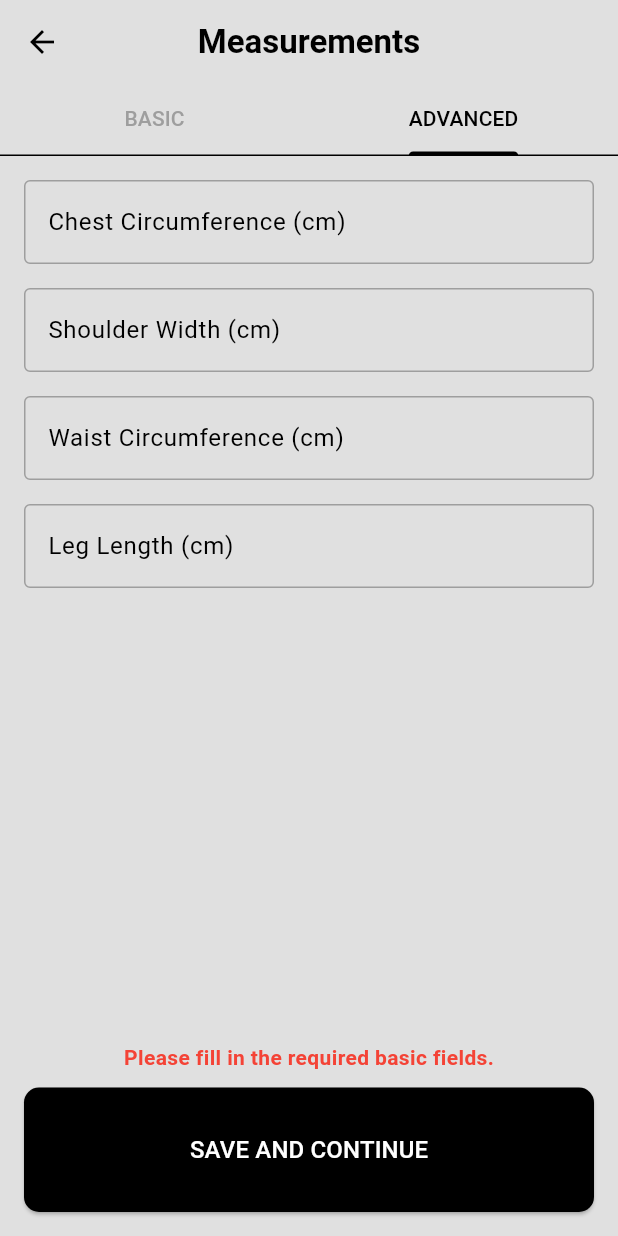
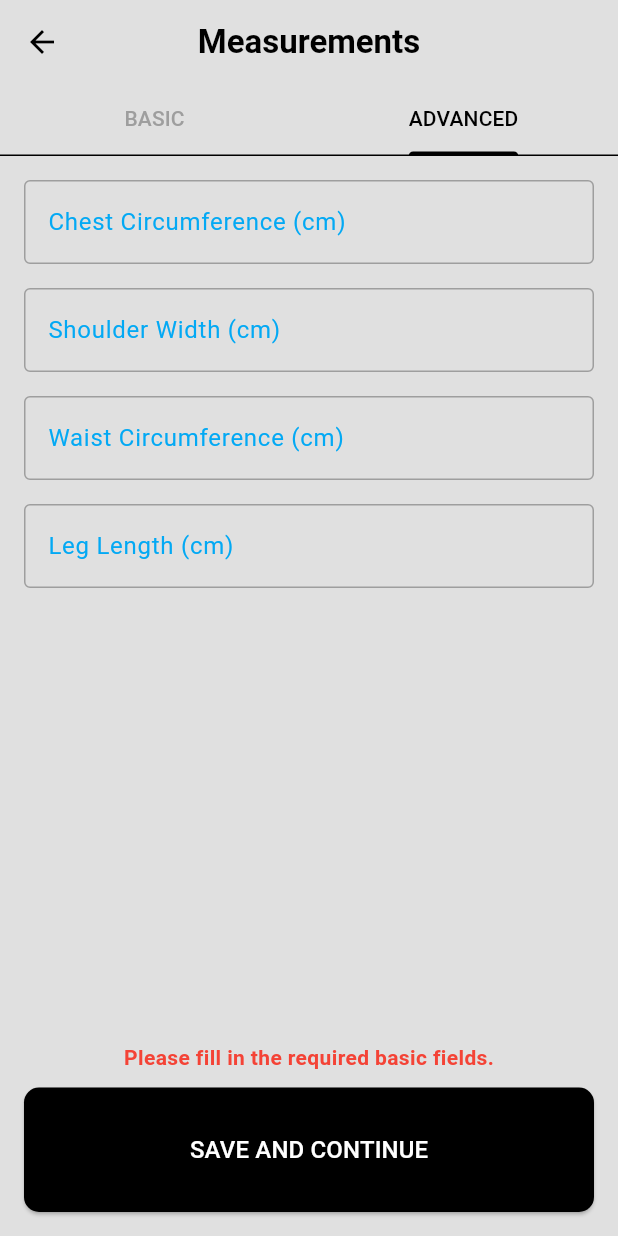
Before and after one commit to cylitude/FYP, a Flutter app: the BodyMeasurementPage screen opened by its route, tab 2 chosen, after a tap on "SAVE AND CONTINUE", on a phone screen of 412 x 824 dp. Run offline on Flutter 3.47's test engine with Material 3 defaults, Android fonts, the phone set to English and light mode, and no system bars; our stand-ins replace cloud_firestore, firebase_auth, firebase_core, google_fonts, lottie; missing offline and left inert: dialogflow_grpc; accounts and stored records are empty; project files that could hold a hidden picture were left out.

Commit message:
6th March minor bug fixes

```diff
--- a/lib/pages/measurements_page.dart
+++ b/lib/pages/measurements_page.dart
@@ -28,13 +28,51 @@ class _BodyMeasurementPageState extends State<BodyMeasurementPage>
   // Gender dropdown
   String _selectedGender = 'Male';
 
-  // Optional: You can display errors to the user if something goes wrong
+  // Optional: Display errors if something goes wrong
   String _errorMessage = '';
 
   @override
   void initState() {
     super.initState();
     _tabController = TabController(length: 2, vsync: this);
+    _loadMeasurements();
+  }
+
+  /// Loads the user's measurement data from Firestore and
+  /// populates the controllers + gender dropdown.
+  Future<void> _loadMeasurements() async {
+    try {
+      final user = FirebaseAuth.instance.currentUser;
+      if (user == null) {
+        setState(() {
+          _errorMessage = 'No logged in user found.';
+        });
+        return;
+      }
+
+      final uid = user.uid;
+
+      final docSnapshot =
+          await FirebaseFirestore.instance.collection('users').doc(uid).get();
+
+      if (docSnapshot.exists) {
+        final data = docSnapshot.data() ?? {};
+        setState(() {
+          _selectedGender = data['gender'] ?? 'Male';
+          _heightController.text = data['height'] ?? '';
+          _weightController.text = data['weight'] ?? '';
+          _shoeSizeController.text = data['shoeSize'] ?? '';
+          _chestController.text = data['chest'] ?? '';
+          _shoulderController.text = data['shoulder'] ?? '';
+          _waistController.text = data['waist'] ?? '';
+          _legLengthController.text = data['legLength'] ?? '';
+        });
+      }
+    } catch (e) {
+      setState(() {
+        _errorMessage = 'Error loading measurements: $e';
+      });
+    }
   }
 
   @override
@@ -48,6 +86,11 @@ class _BodyMeasurementPageState extends State<BodyMeasurementPage>
     _waistController.dispose();
     _legLengthController.dispose();
     super.dispose();
+  }
+
+  /// Helper to determine label color: light blue if empty, black if filled
+  Color _getLabelColor(String text) {
+    return text.trim().isEmpty ? Colors.lightBlue : Colors.black;
   }
 
   Future<void> _saveAndContinue() async {
@@ -85,17 +128,17 @@ class _BodyMeasurementPageState extends State<BodyMeasurementPage>
       // 4. Save to Firestore (users collection, doc = user.uid)
       await FirebaseFirestore.instance.collection('users').doc(uid).set({
         'gender': gender,
-        'height': height,
-        'weight': weight,
-        'shoeSize': shoeSize, // EUR shoe size
-        // Advanced fields are optional; store them even if empty
+        'height': height,        // now in metres
+        'weight': weight,        // in kg
+        'shoeSize': shoeSize,    // EUR shoe size
+        // Advanced fields
         'chest': chest,
         'shoulder': shoulder,
         'waist': waist,
         'legLength': legLength,
       }, SetOptions(merge: true));
 
-      // 5. Navigate to the next page
+      // 5. If the widget is still mounted, navigate
       if (!mounted) return;
       Navigator.pushReplacementNamed(context, '/shop_page');
     } catch (e) {
@@ -108,21 +151,17 @@ class _BodyMeasurementPageState extends State<BodyMeasurementPage>
 
   @override
   Widget build(BuildContext context) {
-    // Updated InputDecoration to remove the white fill
-    // and only change the border color on focus.
+    // Base InputDecoration
     final baseDecoration = InputDecoration(
-      labelStyle: const TextStyle(color: Colors.black),
       border: const OutlineInputBorder(
         borderSide: BorderSide(color: Colors.grey, width: 1.0),
       ),
       enabledBorder: const OutlineInputBorder(
         borderSide: BorderSide(color: Colors.grey, width: 1.0),
       ),
-      // Only the border turns black and thicker when focused
       focusedBorder: const OutlineInputBorder(
         borderSide: BorderSide(color: Colors.black, width: 2.0),
       ),
-      // Make fill color transparent or match the background so it doesn't go white
       fillColor: Colors.transparent,
       filled: true,
     );
@@ -169,6 +208,9 @@ class _BodyMeasurementPageState extends State<BodyMeasurementPage>
                     value: _selectedGender,
                     decoration: baseDecoration.copyWith(
                       labelText: 'Gender',
+                      labelStyle: TextStyle(
+                        color: _getLabelColor(_selectedGender),
+                      ),
                     ),
                     items: const [
                       DropdownMenuItem(value: 'Male', child: Text('Male')),
@@ -184,31 +226,46 @@ class _BodyMeasurementPageState extends State<BodyMeasurementPage>
                     },
                   ),
                   const SizedBox(height: 16),
-                  // Height
+
+                  // Height (metres)
                   TextField(
                     controller: _heightController,
                     keyboardType: TextInputType.number,
                     decoration: baseDecoration.copyWith(
-                      labelText: 'Height (cm)',
+                      labelText: 'Height (metres)',
+                      labelStyle: TextStyle(
+                        color: _getLabelColor(_heightController.text),
+                      ),
                     ),
+                    onChanged: (value) => setState(() {}),
                   ),
                   const SizedBox(height: 16),
-                  // Weight
+
+                  // Weight (kg)
                   TextField(
                     controller: _weightController,
                     keyboardType: TextInputType.number,
                     decoration: baseDecoration.copyWith(
                       labelText: 'Weight (kg)',
+                      labelStyle: TextStyle(
+                        color: _getLabelColor(_weightController.text),
+                      ),
                     ),
+                    onChanged: (value) => setState(() {}),
                   ),
                   const SizedBox(height: 16),
+
                   // Shoe Size (EUR)
                   TextField(
                     controller: _shoeSizeController,
                     keyboardType: TextInputType.number,
                     decoration: baseDecoration.copyWith(
                       labelText: 'Shoe Size (EUR)',
+                      labelStyle: TextStyle(
+                        color: _getLabelColor(_shoeSizeController.text),
+                      ),
                     ),
+                    onChanged: (value) => setState(() {}),
                   ),
                 ],
               ),
@@ -225,34 +282,53 @@ class _BodyMeasurementPageState extends State<BodyMeasurementPage>
                     keyboardType: TextInputType.number,
                     decoration: baseDecoration.copyWith(
                       labelText: 'Chest Circumference (cm)',
+                      labelStyle: TextStyle(
+                        color: _getLabelColor(_chestController.text),
+                      ),
                     ),
+                    onChanged: (value) => setState(() {}),
                   ),
                   const SizedBox(height: 16),
+
                   // Shoulder Width
                   TextField(
                     controller: _shoulderController,
                     keyboardType: TextInputType.number,
                     decoration: baseDecoration.copyWith(
                       labelText: 'Shoulder Width (cm)',
+                      labelStyle: TextStyle(
+                        color: _getLabelColor(_shoulderController.text),
+                      ),
                     ),
+                    onChanged: (value) => setState(() {}),
                   ),
                   const SizedBox(height: 16),
+
                   // Waist Circumference
                   TextField(
                     controller: _waistController,
                     keyboardType: TextInputType.number,
                     decoration: baseDecoration.copyWith(
                       labelText: 'Waist Circumference (cm)',
+                      labelStyle: TextStyle(
+                        color: _getLabelColor(_waistController.text),
+                      ),
                     ),
+                    onChanged: (value) => setState(() {}),
                   ),
                   const SizedBox(height: 16),
+
                   // Leg Length
                   TextField(
                     controller: _legLengthController,
                     keyboardType: TextInputType.number,
                     decoration: baseDecoration.copyWith(
                       labelText: 'Leg Length (cm)',
+                      labelStyle: TextStyle(
+                        color: _getLabelColor(_legLengthController.text),
+                      ),
                     ),
+                    onChanged: (value) => setState(() {}),
                   ),
                 ],
               ),
```
Also changed, not shown: lib/pages/profile_page.dart (+82 -5 lines).
